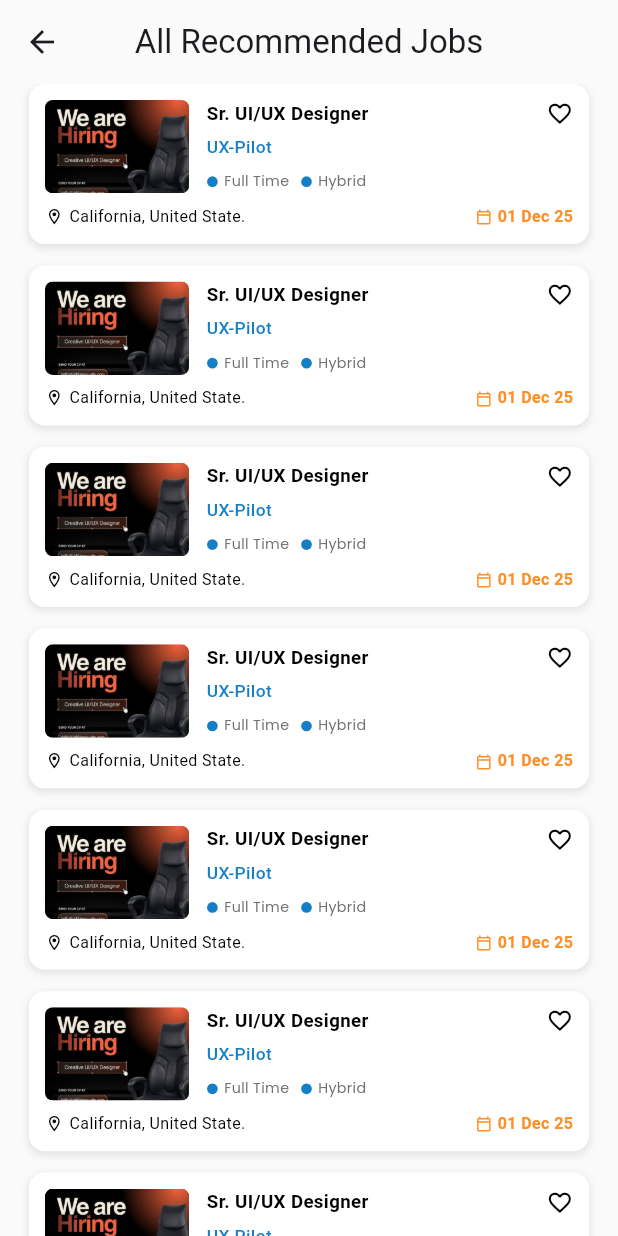
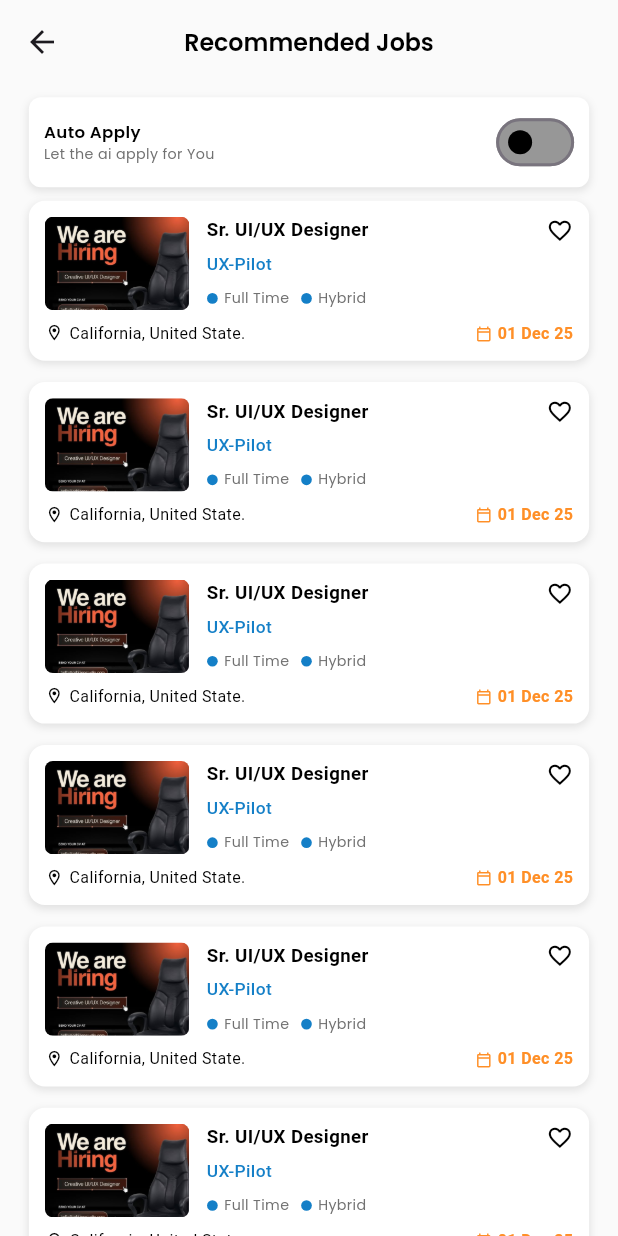
Before and after one commit to mehdisparktech/embeyi, a Flutter app: the AllRecommendedJobScreen screen opened by its route, on a phone screen of 412 x 824 dp. Run offline on Flutter 3.47's test engine with Material 3 defaults, Android fonts, the phone set to English and light mode, and no system bars; our stand-ins replace cached_network_image, dio, flutter_dotenv, flutter_html, flutter_local_notifications, flutter_screenutil and 13 more; accounts and stored records are empty; network calls fail; project files that could hold a hidden picture were left out.

Commit message:
feat(ui): enhance job seeker screens and add color constants
- Implement new layout for AllRecommendedJobScreen with improved UI components and navigation.
- Introduce auto-apply feature with a toggle switch for user convenience.
- Update CompanyJobsList to utilize JobCard for consistent job display.
- Add grey color constant to AppColors for better color management.
- Enable core library desugaring in build.gradle.kts for compatibility with newer Java features.

```diff
--- a/lib/core/utils/constants/app_colors.dart
+++ b/lib/core/utils/constants/app_colors.dart
@@ -26,4 +26,5 @@ class AppColors {
   static const Color error = Color(0xFFD9534F);
   static const Color warning = Color(0xFFFFC107);
   static const Color primary = Color(0xFF123499);
+  static const Color grey = Color(0xFF979797);
 }
--- a/lib/features/job_seeker/home/presentation/screen/all_recommended_job_screen.dart
+++ b/lib/features/job_seeker/home/presentation/screen/all_recommended_job_screen.dart
@@ -1,5 +1,7 @@
 import 'package:embeyi/core/component/card/job_card.dart';
+import 'package:embeyi/core/component/text/common_text.dart';
 import 'package:embeyi/core/config/route/job_seeker_routes.dart';
+import 'package:embeyi/core/utils/constants/app_colors.dart';
 import 'package:embeyi/core/utils/constants/app_images.dart';
 import 'package:flutter/material.dart';
 import 'package:flutter_screenutil/flutter_screenutil.dart';
@@ -10,8 +12,73 @@ class AllRecommendedJobScreen extends StatelessWidget {
   @override
   Widget build(BuildContext context) {
     return Scaffold(
-      appBar: AppBar(title: const Text('All Recommended Jobs')),
-      body: ListView.builder(
+      appBar: AppBar(
+        title: CommonText(
+          text: 'Recommended Jobs',
+          fontSize: 20.sp,
+          fontWeight: FontWeight.w600,
+        ),
+      ),
+      body: SafeArea(
+        child: SingleChildScrollView(
+          child: Column(
+            children: [
+              Container(
+                width: double.infinity,
+                padding: const EdgeInsets.all(10),
+                margin: EdgeInsets.symmetric(horizontal: 20.w, vertical: 10.h),
+                decoration: ShapeDecoration(
+                  color: Colors.white,
+                  shape: RoundedRectangleBorder(
+                    borderRadius: BorderRadius.circular(8),
+                  ),
+                  shadows: [
+                    BoxShadow(
+                      color: Color(0x19000000),
+                      blurRadius: 4,
+                      offset: Offset(0, 2),
+                      spreadRadius: 0,
+                    ),
+                  ],
+                ),
+                child: Row(
+                  mainAxisAlignment: MainAxisAlignment.spaceBetween,
+                  children: [
+                    Column(
+                      crossAxisAlignment: CrossAxisAlignment.start,
+                      children: [
+                        CommonText(
+                          text: 'Auto Apply',
+                          fontSize: 14.sp,
+                          fontWeight: FontWeight.w600,
+                        ),
+                        CommonText(
+                          text: 'Let the ai apply for You',
+                          fontSize: 12.sp,
+                          fontWeight: FontWeight.w400,
+                          color: AppColors.secondaryText,
+                        ),
+                      ],
+                    ),
+                    Switch(
+                      value: false,
+                      activeColor: AppColors.white,
+                      inactiveTrackColor: AppColors.grey,
+                      inactiveThumbColor: AppColors.black,
+                      activeTrackColor: AppColors.primaryColor,
+                      onChanged: (value) {
+                        // Handle switch change
+                        print(value);
+                      },
+                      padding: EdgeInsets.zero,
+                      materialTapTargetSize: MaterialTapTargetSize.shrinkWrap,
+                    ),
+                  ],
+                ),
+              ),
+              ListView.builder(
+                shrinkWrap: true,
+                physics: const NeverScrollableScrollPhysics(),
                 padding: EdgeInsets.symmetric(horizontal: 20.w),
                 itemCount: 8,
                 itemBuilder: (context, index) {
@@ -35,6 +102,10 @@ class AllRecommendedJobScreen extends StatelessWidget {
                   );
                 },
               ),
+            ],
+          ),
+        ),
+      ),
     );
   }
 }
```
Also changed, not shown: lib/core/component/bottom_shit/filder_bottom_shit.dart (added, +477 -0 lines), lib/features/job_seeker/jobs/presentation/widgets/company_overview_widgets.dart (+23 -5 lines), 1 other file. Lines whose indentation alone changed are shown as unchanged.
